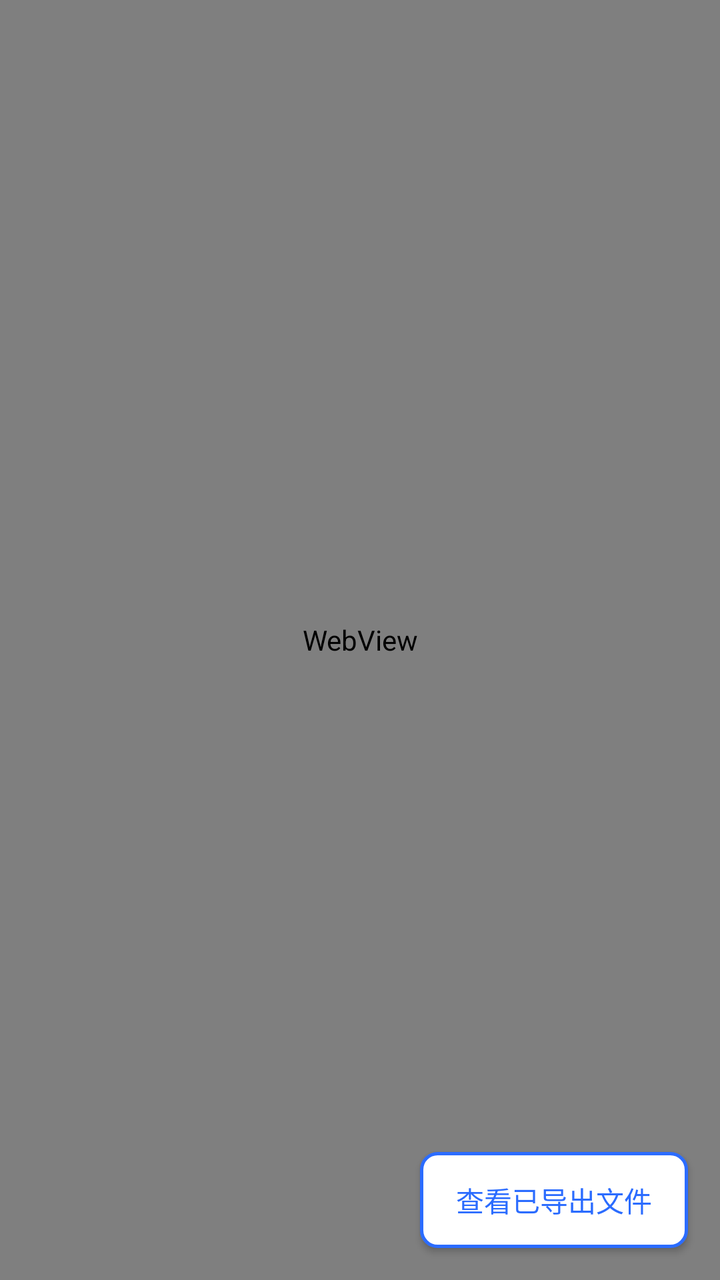
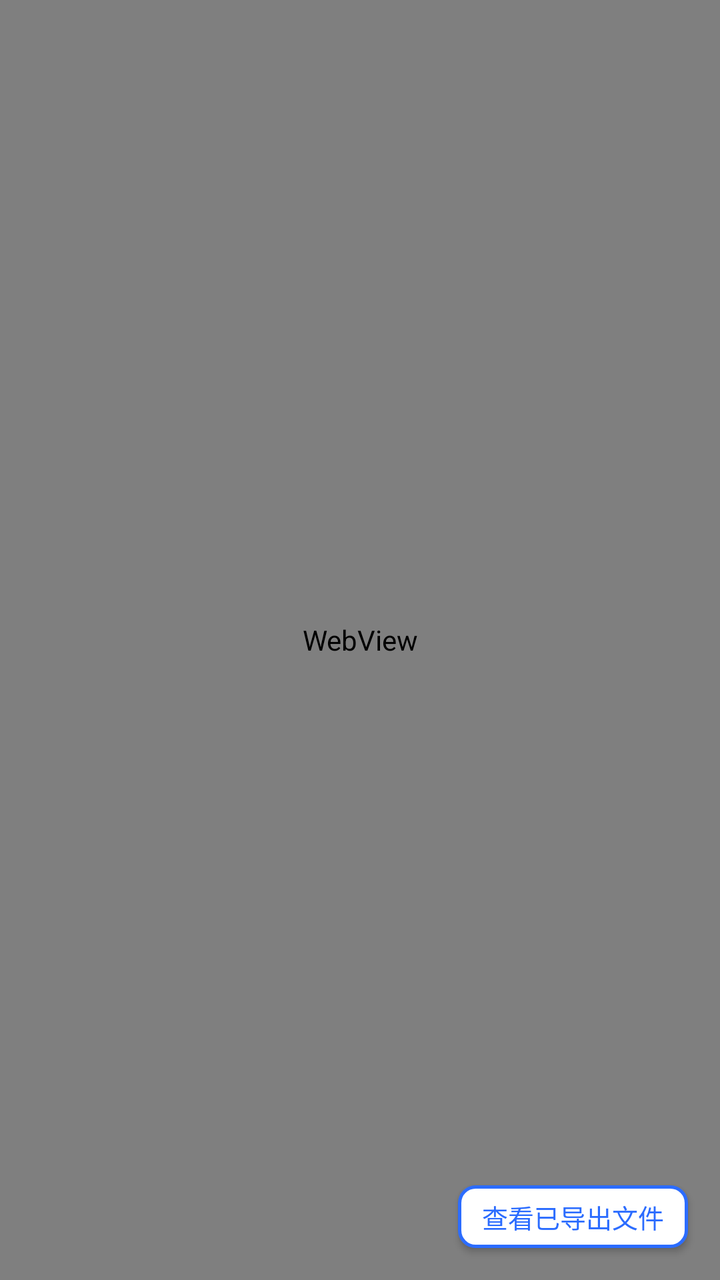

The first picture is an Android layout as it rendered before a commit; the second is the same layout after the commit. The layout source and the unified diff follow.
<!-- AndroidManifest.xml: application theme Theme.WCBridge -->
<!-- res/layout/activity_bridge.xml -->
<?xml version="1.0" encoding="utf-8"?>
<FrameLayout xmlns:android="http://schemas.android.com/apk/res/android"
    android:layout_width="match_parent"
    android:layout_height="match_parent"
    android:background="#FFFFFF">

    <WebView
        android:id="@+id/webview"
        android:layout_width="match_parent"
        android:layout_height="match_parent" />

    
    <LinearLayout
        android:id="@+id/error_box"
        android:layout_width="match_parent"
        android:layout_height="match_parent"
        android:orientation="vertical"
        android:gravity="center"
        android:padding="24dp"
        android:visibility="gone"
        android:background="#FAFAFA">

        <TextView
            android:id="@+id/tv_error"
            android:layout_width="match_parent"
            android:layout_height="wrap_content"
            android:textSize="14sp"
            android:textColor="#333333"
            android:lineSpacingMultiplier="1.3"
            android:gravity="center" />

        <Button
            android:id="@+id/btn_retry"
            android:layout_width="wrap_content"
            android:layout_height="wrap_content"
            android:layout_marginTop="20dp"
            android:text="重试" />

        <Button
            android:id="@+id/btn_settings"
            android:layout_width="wrap_content"
            android:layout_height="wrap_content"
            android:layout_marginTop="8dp"
            android:text="打开设置" />

    </LinearLayout>

    

    
    <Button
        android:id="@+id/btn_downloads"
        android:layout_width="wrap_content"
        android:layout_height="wrap_content"
        android:layout_gravity="bottom|end"
        android:layout_margin="16dp"
        android:minWidth="0dp"
        android:paddingStart="18dp"
        android:paddingEnd="18dp"
        android:text="查看已导出文件"
        android:textSize="14sp"
        android:textColor="@color/brand"
        android:background="@drawable/btn_blue_border" />

</FrameLayout>
<!-- resources referenced by this layout -->
<resources>
  <color name="brand">#2b6cff</color>
  <!-- drawable btn_blue_border (drawable) -->
  <?xml version="1.0" encoding="utf-8"?>
  <selector xmlns:android="http://schemas.android.com/apk/res/android">
      <item android:state_pressed="true">
          <shape android:shape="rectangle">
              <solid android:color="#e8f0fe" />
              <stroke android:width="1.5dp" android:color="@color/brand" />
              <corners android:radius="8dp" />
          </shape>
      </item>
      <item>
          <shape android:shape="rectangle">
              <solid android:color="@color/white" />
              <stroke android:width="1.5dp" android:color="@color/brand" />
              <corners android:radius="8dp" />
          </shape>
      </item>
  </selector>
  <style name="Theme.WCBridge" parent="android:Theme.Material.Light.NoActionBar">
      </style>
  <color name="white">#ffffff</color>
</resources>

<!-- the commit's change to res/layout/activity_bridge.xml (unified diff, before → after) -->
@@ -55,10 +55,11 @@
         android:layout_gravity="bottom|end"
         android:layout_margin="16dp"
         android:minWidth="0dp"
-        android:paddingStart="18dp"
-        android:paddingEnd="18dp"
+        android:minHeight="0dp"
+        android:paddingHorizontal="12dp"
+        android:paddingVertical="6dp"
         android:text="查看已导出文件"
-        android:textSize="14sp"
+        android:textSize="13sp"
         android:textColor="@color/brand"
         android:background="@drawable/btn_blue_border" />
 
